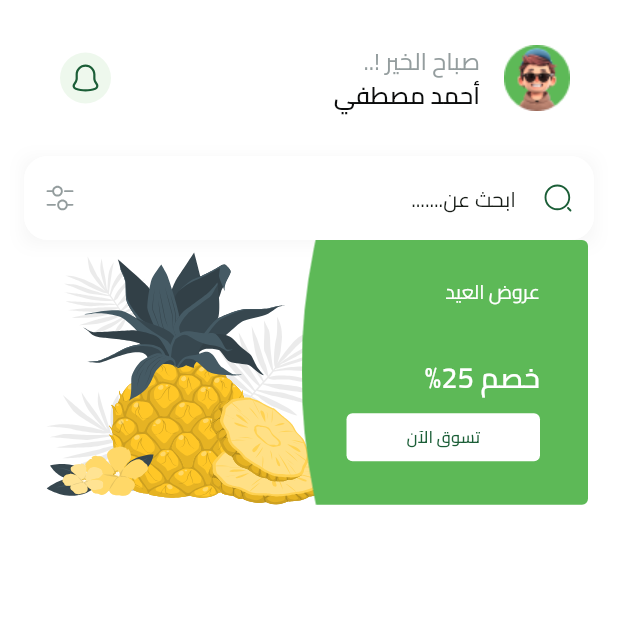
After one commit to AhmedAlshahethi/fruits_store, a Flutter app: the HomeView screen opened by its route, on a phone screen of 412 x 824 dp, the top half of it. The commit adds this screen. Run offline on Flutter 3.47's test engine with Material 3 defaults, Android fonts, the phone set to English and light mode, and no system bars; our stand-ins replace cloud_firestore, dartz, dots_indicator, easy_localization, firebase_auth, firebase_core and 7 more; missing offline and left inert: flutter_facebook_auth; accounts and stored records are empty.

Commit message:
finished featured list items

```diff
--- a/lib/core/helper_functions/on_genrate_routes.dart
+++ b/lib/core/helper_functions/on_genrate_routes.dart
@@ -1,6 +1,7 @@
 import 'package:flutter/material.dart';
 import 'package:fruits_store/features/auth/presentation/views/signin/signin_view.dart';
 import 'package:fruits_store/features/auth/presentation/views/signup/signup_view.dart';
+import 'package:fruits_store/features/home/presentation/views/home_view.dart';
 import 'package:fruits_store/features/on_boarding/presentation/views/on_boarding_view.dart';
 import 'package:fruits_store/features/splash/presentation/views/splash_view.dart';
 
@@ -14,6 +15,8 @@ Route<dynamic> onGenrateRoute(RouteSettings settings) {
       return MaterialPageRoute(builder: (context) => SigninView());
     case SignupView.routeName:
       return MaterialPageRoute(builder: (context) => SignupView());
+    case HomeView.routeName:
+      return MaterialPageRoute(builder: (context) => HomeView());
     default:
       return MaterialPageRoute(builder: (context) => Scaffold());
   }
--- a/lib/core/utils/app_images.dart
+++ b/lib/core/utils/app_images.dart
@@ -10,9 +10,15 @@ class Assets {
 
   static const String imagesFacebook = "assets/images/facebook.svg";
 
+  static const String imagesFeaturedItemBackground = "assets/images/featuredItemBackground.svg";
+
+  static const String imagesFilter = "assets/images/filter.svg";
+
   static const String imagesGoogle = "assets/images/google.svg";
 
   static const String imagesLogo = "assets/images/logo.svg";
+
+  static const String imagesNotifications = "assets/images/notifications.svg";
 
   static const String imagesPageViewItem1Backgroundimage = "assets/images/page_view_item1_backgroundimage.svg";
 
@@ -24,5 +30,11 @@ class Assets {
 
   static const String imagesPlant = "assets/images/plant.svg";
 
+  static const String imagesProfileImage = "assets/images/profile_image.png";
+
+  static const String imagesSearch = "assets/images/search.svg";
+
   static const String imagesSplashBottom = "assets/images/splash_bottom.svg";
+
+  static const String imagesTest = "assets/images/test.png";
 }
--- /dev/null
+++ b/lib/core/widgets/search_text_field.dart
@@ -0,0 +1,52 @@
+import 'package:flutter/material.dart';
+import 'package:flutter_svg/flutter_svg.dart';
+import 'package:fruits_store/core/utils/app_images.dart';
+import 'package:fruits_store/core/utils/text_styles.dart';
+
+class CustomSearchField extends StatelessWidget {
+  const CustomSearchField({super.key});
+
+  @override
+  Widget build(BuildContext context) {
+    return Container(
+      decoration: BoxDecoration(
+        boxShadow: [
+          BoxShadow(
+            color: Color(0x0A000000),
+            spreadRadius: 0,
+            blurRadius: 9,
+            offset: Offset(0, 2), // changes position of shadow
+          ),
+        ],
+      ),
+      child: TextField(
+        keyboardType: TextInputType.text,
+        decoration: InputDecoration(
+          border: buildOutlineBorder(),
+          enabledBorder: buildOutlineBorder(),
+          focusedBorder: buildOutlineBorder(),
+          hint: Text('ابحث عن.......'),
+          hintStyle: TextStyles.regular13.copyWith(color: Color(0xff949D9E)),
+          fillColor: Colors.white,
+          filled: true,
+          suffixIcon: SizedBox(
+            width: 20,
+            child: Center(child: SvgPicture.asset(Assets.imagesFilter)),
+          ),
+          prefixIcon: SizedBox(
+            width: 20,
+            child: Center(child: SvgPicture.asset(Assets.imagesSearch)),
+          ),
+          contentPadding: EdgeInsets.symmetric(horizontal: 20, vertical: 16),
+        ),
+      ),
+    );
+  }
+
+  OutlineInputBorder buildOutlineBorder() {
+    return OutlineInputBorder(
+      borderRadius: BorderRadius.circular(16),
+      borderSide: BorderSide(color: Colors.white, width: 1),
+    );
+  }
+}
--- a/lib/features/auth/presentation/views/signin/widgets/signin_view_body_bloc_consumer.dart
+++ b/lib/features/auth/presentation/views/signin/widgets/signin_view_body_bloc_consumer.dart
@@ -4,6 +4,7 @@ import 'package:fruits_store/core/helper_functions/build_error_bar.dart';
 import 'package:fruits_store/core/widgets/custom_progress_hud.dart';
 import 'package:fruits_store/features/auth/presentation/cubits/signin_cubit/sigin_cubit.dart';
 import 'package:fruits_store/features/auth/presentation/views/signin/widgets/signin_view_body.dart';
+import 'package:fruits_store/features/home/presentation/views/home_view.dart';
 
 class SigninViewBodyBlocConsumer extends StatelessWidget {
   const SigninViewBodyBlocConsumer({super.key});
@@ -12,7 +13,9 @@ class SigninViewBodyBlocConsumer extends StatelessWidget {
   Widget build(BuildContext context) {
     return BlocConsumer<SiginCubit, SiginState>(
       listener: (context, state) {
-        if (state is SiginSuccess) {}
+        if (state is SiginSuccess) {
+          Navigator.pushNamed(context, HomeView.routeName);
+        }
         if (state is SiginFailure) {
           buildErrorBar(context, state.message);
         }
--- a/lib/features/auth/presentation/views/signup/widgets/signup_view_body_bloc_consumer.dart
+++ b/lib/features/auth/presentation/views/signup/widgets/signup_view_body_bloc_consumer.dart
@@ -12,7 +12,9 @@ class SignupViewBodyBlocConsumer extends StatelessWidget {
   Widget build(BuildContext context) {
     return BlocConsumer<SignupCubit, SignupState>(
       listener: (context, state) {
-        if (state is SignupSuccess) {}
+        if (state is SignupSuccess) {
+          Navigator.pop(context);
+        }
         if (state is SignupFailure) {
           buildErrorBar(context, state.message);
         }
--- /dev/null
+++ b/lib/features/home/presentation/views/home_view.dart
@@ -0,0 +1,11 @@
+import 'package:flutter/material.dart';
+import 'package:fruits_store/features/home/presentation/views/widgets/home_view_body.dart';
+
+class HomeView extends StatelessWidget {
+  const HomeView({super.key});
+  static const String routeName = 'home_view';
+  @override
+  Widget build(BuildContext context) {
+    return Scaffold(body: SafeArea(child: HomeViewBody()));
+  }
+}
--- /dev/null
+++ b/lib/features/home/presentation/views/widgets/custom_home_app_bar.dart
@@ -0,0 +1,33 @@
+import 'package:flutter/material.dart';
+import 'package:flutter_svg/svg.dart';
+import 'package:fruits_store/core/utils/app_images.dart';
+import 'package:fruits_store/core/utils/text_styles.dart';
+
+class CustomHomeAppBar extends StatelessWidget {
+  const CustomHomeAppBar({super.key});
+
+  @override
+  Widget build(BuildContext context) {
+    return ListTile(
+      leading: Image.asset(Assets.imagesProfileImage),
+      trailing: Container(
+        width: 34,
+        height: 34,
+        padding: const EdgeInsets.all(7),
+        decoration: ShapeDecoration(
+          shape: OvalBorder(),
+          color: Color(0xffEEF8ED),
+        ),
+        child: SvgPicture.asset(Assets.imagesNotifications),
+      ),
+      title: Text(
+        'صباح الخير !..',
+        style: TextStyles.regular16.copyWith(color: Color(0xff949D9E)),
+      ),
+      subtitle: Text(
+        'أحمد مصطفي',
+        style: TextStyles.bold16.copyWith(color: Color(0xff0C0D0D)),
+      ),
+    );
+  }
+}
--- /dev/null
+++ b/lib/features/home/presentation/views/widgets/featured_item.dart
@@ -0,0 +1,71 @@
+import 'package:flutter/material.dart';
+import 'package:flutter_svg/svg.dart';
+import 'package:fruits_store/core/utils/app_images.dart';
+import 'package:fruits_store/core/utils/text_styles.dart';
+import 'package:fruits_store/features/home/presentation/views/widgets/featured_item_button.dart';
+import 'package:flutter_svg_provider/flutter_svg_provider.dart' as svg;
+
+class FeaturedItem extends StatelessWidget {
+  const FeaturedItem({super.key});
+
+  @override
+  Widget build(BuildContext context) {
+    var itemWidth = MediaQuery.sizeOf(context).width - 30;
+    return ClipRRect(
+      borderRadius: BorderRadius.circular(4),
+      child: SizedBox(
+        width: itemWidth,
+        child: AspectRatio(
+          aspectRatio: 342 / 158,
+          child: Stack(
+            clipBehavior: Clip.none,
+            children: [
+              Positioned(
+                left: 0,
+                top: 0,
+                bottom: 0,
+                right: itemWidth * 0.4,
+                child: SvgPicture.asset(
+                  Assets.imagesPageViewItem2Image,
+                  fit: BoxFit.fill,
+                ),
+              ),
+              Container(
+                width: itemWidth * 0.5,
+                decoration: BoxDecoration(
+                  image: DecorationImage(
+                    image: svg.Svg(Assets.imagesFeaturedItemBackground),
+                    fit: BoxFit.fill,
+                  ),
+                ),
+                child: Padding(
+                  padding: const EdgeInsets.only(right: 32),
+                  child: Column(
+                    crossAxisAlignment: CrossAxisAlignment.start,
+                    children: [
+                      SizedBox(height: 25),
+                      Text(
+                        'عروض العيد',
+                        style: TextStyles.regular13.copyWith(
+                          color: Colors.white,
+                        ),
+                      ),
+                      Spacer(),
+                      Text(
+                        'خصم 25%',
+                        style: TextStyles.bold19.copyWith(color: Colors.white),
+                      ),
+                      SizedBox(height: 11),
+                      FeaturedItemButton(onPressed: () {}),
+                      SizedBox(height: 29),
+                    ],
+                  ),
+                ),
+              ),
+            ],
+          ),
+        ),
+      ),
+    );
+  }
+}
--- /dev/null
+++ b/lib/features/home/presentation/views/widgets/featured_item_button.dart
@@ -0,0 +1,31 @@
+import 'package:flutter/material.dart';
+import 'package:fruits_store/core/utils/text_styles.dart';
+
+class FeaturedItemButton extends StatelessWidget {
+  const FeaturedItemButton({super.key, this.onPressed});
+  final void Function()? onPressed;
+
+  @override
+  Widget build(BuildContext context) {
+    return SizedBox(
+      height: 32,
+      child: TextButton(
+        style: TextButton.styleFrom(
+          backgroundColor: Colors.white,
+
+          shape: RoundedRectangleBorder(borderRadius: BorderRadius.circular(4)),
+        ),
+        onPressed: onPressed,
+        child: Padding(
+          padding: const EdgeInsets.symmetric(horizontal: 28),
+          child: FittedBox(
+            child: Text(
+              'تسوق الآن',
+              style: TextStyles.bold13.copyWith(color: Color(0xff1B5E37)),
+            ),
+          ),
+        ),
+      ),
+    );
+  }
+}
--- /dev/null
+++ b/lib/features/home/presentation/views/widgets/featured_list.dart
@@ -0,0 +1,22 @@
+import 'package:flutter/material.dart';
+import 'package:fruits_store/features/home/presentation/views/widgets/featured_item.dart';
+
+class FeaturedList extends StatelessWidget {
+  const FeaturedList({super.key});
+
+  @override
+  Widget build(BuildContext context) {
+    return SingleChildScrollView(
+      scrollDirection: Axis.horizontal,
+      child: Row(
+        children: List.generate(
+          3,
+          (index) => Padding(
+            padding: const EdgeInsets.symmetric(horizontal: 4),
+            child: FeaturedItem(),
+          ),
+        ),
+      ),
+    );
+  }
+}
--- /dev/null
+++ b/lib/features/home/presentation/views/widgets/home_view_body.dart
@@ -0,0 +1,30 @@
+import 'package:flutter/material.dart';
+import 'package:fruits_store/core/widgets/search_text_field.dart';
+import 'package:fruits_store/features/home/presentation/views/widgets/custom_home_app_bar.dart';
+import 'package:fruits_store/features/home/presentation/views/widgets/featured_list.dart';
+
+class HomeViewBody extends StatelessWidget {
+  const HomeViewBody({super.key});
+
+  @override
+  Widget build(BuildContext context) {
+    return Padding(
+      padding: const EdgeInsets.symmetric(horizontal: 16),
+      child: CustomScrollView(
+        slivers: [
+          SliverToBoxAdapter(
+            child: Column(
+              children: [
+                SizedBox(height: 16),
+                CustomHomeAppBar(),
+                SizedBox(height: 16),
+                CustomSearchField(),
+                FeaturedList(),
+              ],
+            ),
+          ),
+        ],
+      ),
+    );
+  }
+}
--- a/pubspec.yaml
+++ b/pubspec.yaml
@@ -20,6 +20,7 @@ dependencies:
   flutter_bloc: ^9.1.1
   flutter_facebook_auth: ^7.1.2
   flutter_svg: ^2.2.0
+  flutter_svg_provider: ^1.0.7
   get_it: ^8.2.0
   google_sign_in: ^6.2.1
   modal_progress_hud_nsn: ^0.5.1
```
Also changed, not shown: assets/images/featuredItemBackground.svg (added), assets/images/filter.svg (added), assets/images/notifications.svg (added), assets/images/profile_image.png (added), assets/images/search.svg (added), assets/images/test.png (added), pubspec.lock.
